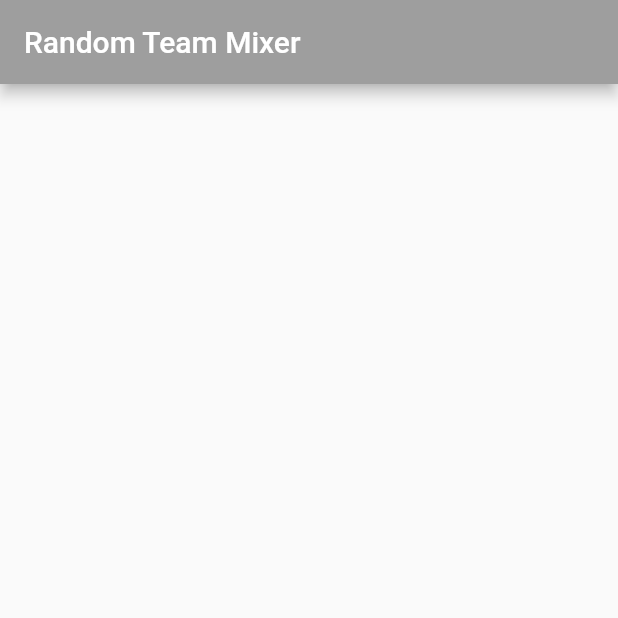
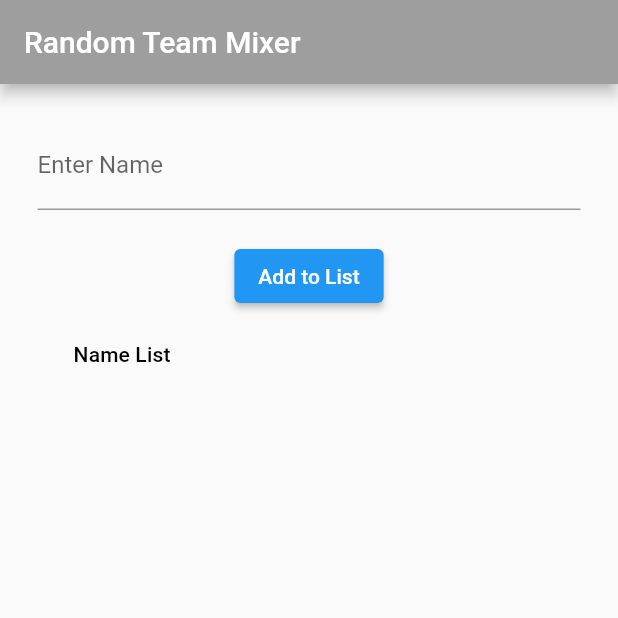
Before and after one commit to Githmaz/Random-Team-Mixer, a Flutter app: the screen it shows after launch, on a phone screen of 412 x 824 dp, the top half of it. Run offline on Flutter 3.47's test engine with Material 2 defaults, Android fonts, the phone set to English and light mode, and no system bars.

Commit message:
Made the input Page : user can now add names and the names added will be show in a table

```diff
--- a/random_team_mixer/lib/main.dart
+++ b/random_team_mixer/lib/main.dart
@@ -1,5 +1,5 @@
 import 'package:flutter/material.dart';
-import 'package:random_team_mixer/random_team_mixer.dart';
+import 'package:random_team_mixer/pages/input_page.dart';
 
 void main() {
   runApp(const RandomTeamMixer());
--- /dev/null
+++ b/random_team_mixer/lib/pages/input_page.dart
@@ -0,0 +1,76 @@
+import 'package:flutter/material.dart';
+
+class RandomTeamMixer extends StatefulWidget {
+  const RandomTeamMixer({Key? key}) : super(key: key);
+
+  @override
+  State<RandomTeamMixer> createState() => _RandomTeamMixerState();
+}
+
+class _RandomTeamMixerState extends State<RandomTeamMixer> {
+  TextEditingController _textFieldController = TextEditingController();
+  List<String> nameList = [];
+
+  @override
+  Widget build(BuildContext context) {
+    return MaterialApp(
+      home: Scaffold(
+        appBar: AppBar(
+          title: const Text("Random Team Mixer"),
+          backgroundColor: Colors.grey,
+        ),
+        body: Padding(
+          padding: const EdgeInsets.all(25.0),
+          child: Column(
+            children: [
+              TextField(
+                controller: _textFieldController,
+                decoration: const InputDecoration(
+
+                  labelText: 'Enter Name',
+                ),
+              ),
+              const SizedBox(height: 20.0),
+              ElevatedButton(
+                onPressed: () {
+                  addNameToList();
+                },
+                child: const Text("Add to List"),
+              ),
+              Expanded(
+                child: SingleChildScrollView(
+                  child: DataTable(
+                    columns: const [
+                      DataColumn(label: Text("Name List")),
+                    ],
+                    rows: nameList
+                        .map(
+                          (item) => DataRow(
+                            cells: [
+                              DataCell(
+                                Text(item),
+                              ),
+                            ],
+                          ),
+                        )
+                        .toList(),
+                  ),
+                ),
+              )
+            ],
+          ),
+        ),
+      ),
+    );
+  }
+
+  void addNameToList() {
+    String newName = _textFieldController.text;
+    if (newName.isNotEmpty) {
+      setState(() {
+        nameList.add(newName);
+        _textFieldController.clear();
+      });
+    }
+  }
+}
--- a/random_team_mixer/lib/random_team_mixer.dart
+++ /dev/null
@@ -1,22 +0,0 @@
-import 'package:flutter/material.dart';
-
-class RandomTeamMixer extends StatefulWidget {
-  const RandomTeamMixer({super.key});
-
-  @override
-  State<RandomTeamMixer> createState() => _RandomTeamMixerState();
-}
-
-class _RandomTeamMixerState extends State<RandomTeamMixer> {
-  @override
-  Widget build(BuildContext context) {
-    return MaterialApp(
-      home: Scaffold(
-        appBar: AppBar(
-          title: const Text("Random Team Mixer"),
-          backgroundColor: Colors.grey,
-        ),
-      ),
-    );
-  }
-}
```
Also changed, not shown: random_team_mixer/pubspec.yaml (line endings or trailing spaces).
